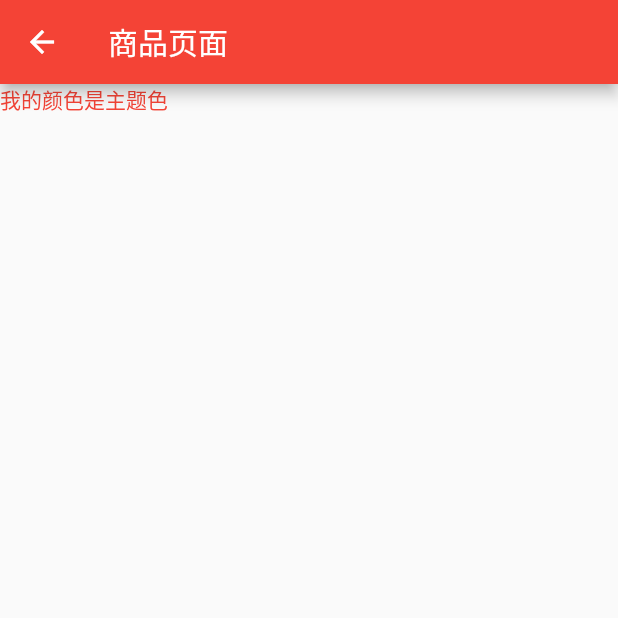
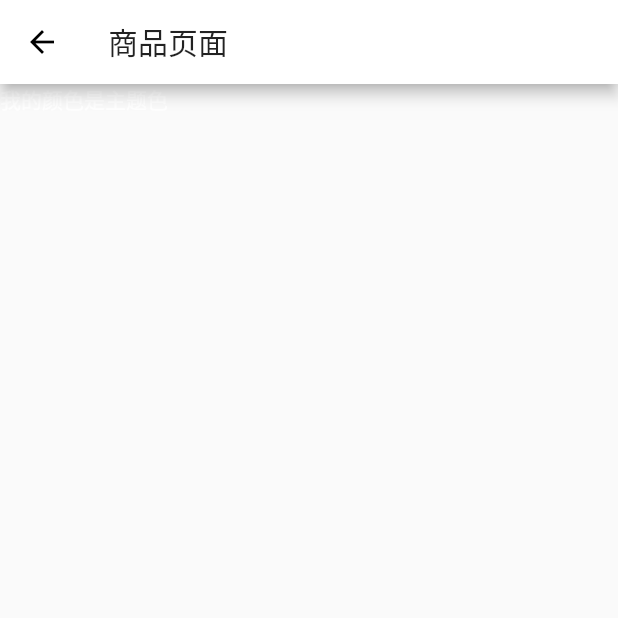
Before and after one commit to yangchunboy/flutter, a Flutter app: the screen it shows after launch, after a tap on "点击我跳转商品页面并携带参数", on a phone screen of 412 x 824 dp, the top half of it. Run offline on Flutter 3.47's test engine with Material 2 defaults, Android fonts, the phone set to English and light mode, and no system bars; our stand-ins replace dio.

```diff
--- a/lib/App.dart
+++ b/lib/App.dart
@@ -6,10 +6,11 @@ class App extends StatelessWidget {
   @override
   Widget build(BuildContext context) {
     return MaterialApp(
-      initialRoute: '/',
-      theme: ColorTheme.dark(),
-      onGenerateRoute: (settings) {
-        return Router.onGenerateRoute(settings);
-      });
+        initialRoute: '/',
+        theme: ColorTheme.light(),
+        darkTheme: ColorTheme.dark(),
+        onGenerateRoute: (settings) {
+          return Router.onGenerateRoute(settings);
+        });
   }
 }
```
